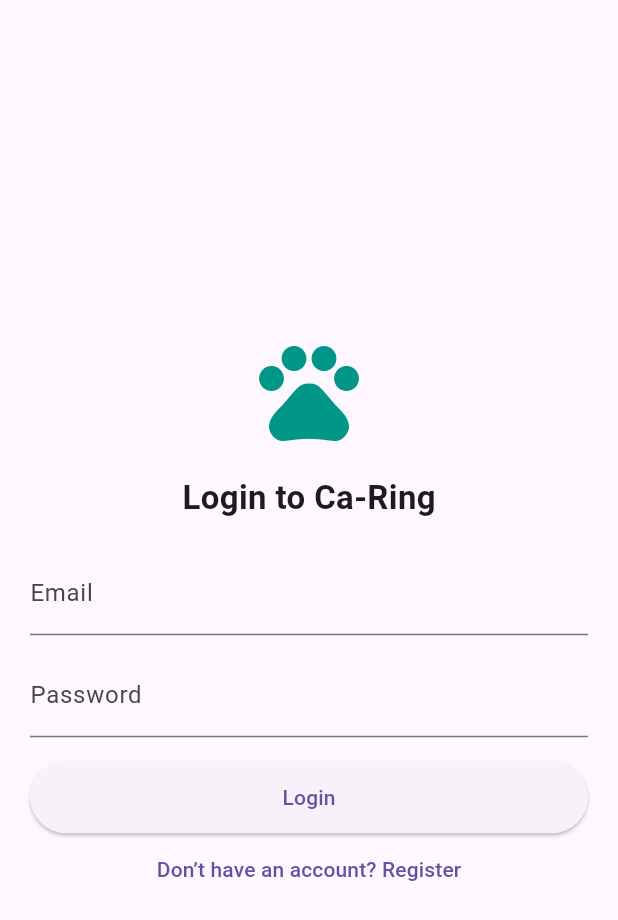
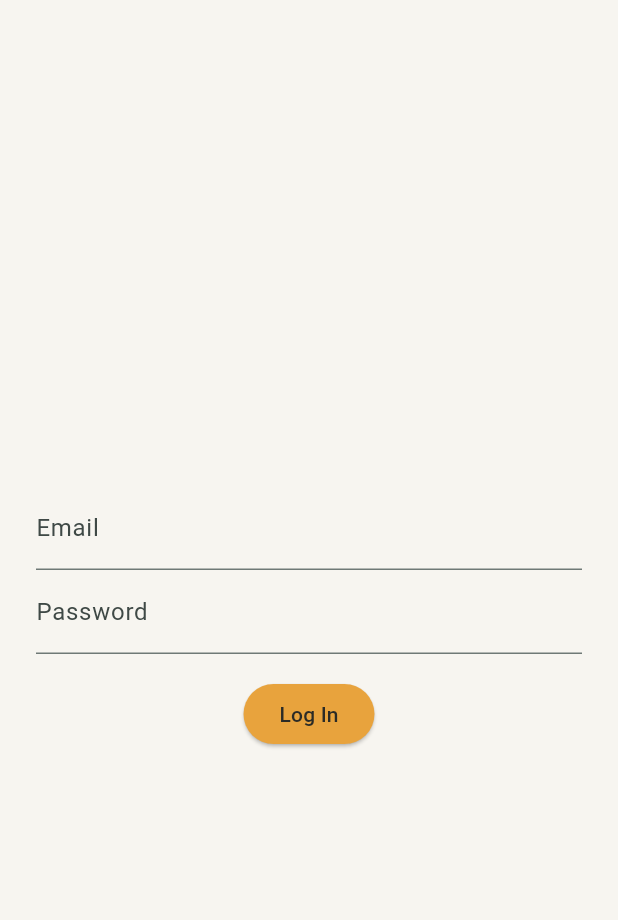
Before and after one commit to KingCelesto/ca_ring, a Flutter app: the screen it shows after launch, on a phone screen of 412 x 824 dp. Shown: the top 920 px of the screen. Run offline on Flutter 3.47's test engine with Material 3 defaults, Android fonts, the phone set to English and light mode, and no system bars; our stand-ins replace cloud_firestore, firebase_auth, firebase_core, firebase_storage, flutter_local_notifications, flutter_riverpod and 2 more; accounts and stored records are empty.

Commit message:
- Updated README.md with project roadmap and tech stack details. - Implemented routing with GoRouter in app_router.dart. - Created AuthRepository for Firebase authentication in auth_repository.dart. - Added auth providers for Riverpod in auth_providers.dart. - Developed LoginScreen for user login functionality. - Removed old login screen implementation. - Created PetsHomeScreen for displaying user's pets. - Updated main.dart to integrate Riverpod and routing. - Adjusted import paths in splash_screen.dart.

```diff
--- /dev/null
+++ b/lib/core/router/app_router.dart
@@ -0,0 +1,25 @@
+import 'package:flutter_riverpod/flutter_riverpod.dart';
+import 'package:go_router/go_router.dart';
+import '../../features/auth/providers/auth_providers.dart';
+import '../../screens/auth/login_screen.dart';
+import '../../screens/pets_home_screen.dart'; // we'll build this next
+
+final routerProvider = Provider<GoRouter>((ref) {
+  final authState = ref.watch(authStateProvider);
+
+  return GoRouter(
+    initialLocation: '/',
+    redirect: (context, state) {
+      final loggedIn = authState.value != null;
+      final loggingIn = state.matchedLocation == '/login';
+
+      if (!loggedIn && !loggingIn) return '/login';
+      if (loggedIn && loggingIn) return '/';
+      return null; // no redirect
+    },
+    routes: [
+      GoRoute(path: '/', builder: (context, state) => const PetsHomeScreen()),
+      GoRoute(path: '/login', builder: (context, state) => const LoginScreen()),
+    ],
+  );
+});
--- /dev/null
+++ b/lib/core/theme/app_theme.dart
@@ -0,0 +1,39 @@
+import 'package:flutter/material.dart';
+
+class AppColors {
+  static const pine = Color(0xFF2F5D53);
+  static const marigold = Color(0xFFE8A33D);
+  static const paper = Color(0xFFF7F5F0);
+  static const clay = Color(0xFFC1502E);
+  static const sage = Color(0xFF7A9471);
+  static const ink = Color(0xFF2B2B26);
+}
+
+class AppTheme {
+  static ThemeData light() {
+    final scheme = ColorScheme.fromSeed(
+      seedColor: AppColors.pine,
+      brightness: Brightness.light,
+      primary: AppColors.pine,
+      secondary: AppColors.marigold,
+      error: AppColors.clay,
+      surface: AppColors.paper,
+    );
+
+    return ThemeData(
+      useMaterial3: true,
+      colorScheme: scheme,
+      scaffoldBackgroundColor: AppColors.paper,
+      textTheme: Typography.englishLike2021.apply(
+        bodyColor: AppColors.ink,
+        displayColor: AppColors.ink,
+      ),
+      elevatedButtonTheme: ElevatedButtonThemeData(
+        style: ElevatedButton.styleFrom(
+          backgroundColor: AppColors.marigold,
+          foregroundColor: AppColors.ink,
+        ),
+      ),
+    );
+  }
+}
--- /dev/null
+++ b/lib/features/auth/providers/auth_providers.dart
@@ -0,0 +1,11 @@
+import 'package:flutter_riverpod/flutter_riverpod.dart';
+import 'package:firebase_auth/firebase_auth.dart';
+import '../data/auth_repository.dart';
+
+final authRepositoryProvider = Provider<AuthRepository>((ref) {
+  return AuthRepository(FirebaseAuth.instance);
+});
+
+final authStateProvider = StreamProvider<User?>((ref) {
+  return ref.watch(authRepositoryProvider).authStateChanges;
+});
--- a/lib/main.dart
+++ b/lib/main.dart
@@ -1,36 +1,38 @@
 import 'package:flutter/material.dart';
+import 'package:flutter_riverpod/flutter_riverpod.dart';
 import 'package:firebase_core/firebase_core.dart';
+
 import 'firebase_options.dart';
-import 'screens/splash_screen.dart';
-import 'package:flutter_local_notifications/flutter_local_notifications.dart';
-
-final FlutterLocalNotificationsPlugin flutterLocalNotificationsPlugin =
-    FlutterLocalNotificationsPlugin();
+import 'core/theme/app_theme.dart';
+import 'core/router/app_router.dart';
 
 void main() async {
+  // Required whenever you do async work (like Firebase) before runApp
   WidgetsFlutterBinding.ensureInitialized();
+
   await Firebase.initializeApp(
     options: DefaultFirebaseOptions.currentPlatform,
   );
 
-  var androidInit = const AndroidInitializationSettings('@mipmap/ic_launcher');
-  var initSettings = InitializationSettings(android: androidInit);
-  await flutterLocalNotificationsPlugin.initialize(
-    settings: initSettings,
+  runApp(
+    const ProviderScope(   // wraps the whole app so any widget can use Riverpod
+      child: MyApp(),
+    ),
   );
-  runApp(PetCareApp());
 }
 
-class PetCareApp extends StatelessWidget {
-  const PetCareApp({super.key});
+class MyApp extends ConsumerWidget {
+  const MyApp({super.key});
 
   @override
-  Widget build(BuildContext context) {
-    return MaterialApp(
-      title: 'PetCare Manager',
+  Widget build(BuildContext context, WidgetRef ref) {
+    final router = ref.watch(routerProvider);
+
+    return MaterialApp.router(
+      title: 'Pet Care Platform',
       debugShowCheckedModeBanner: false,
-      theme: ThemeData(primarySwatch: Colors.teal),
-      home: SplashScreen(),
+      theme: AppTheme.light(),
+      routerConfig: router,
     );
   }
 }
--- /dev/null
+++ b/lib/screens/auth/login_screen.dart
@@ -0,0 +1,63 @@
+import 'package:flutter/material.dart';
+import 'package:flutter_riverpod/flutter_riverpod.dart';
+import 'package:firebase_auth/firebase_auth.dart';
+import '../../features/auth/providers/auth_providers.dart';
+
+class LoginScreen extends ConsumerStatefulWidget {
+  const LoginScreen({super.key});
+  @override
+  ConsumerState<LoginScreen> createState() => _LoginScreenState();
+}
+
+class _LoginScreenState extends ConsumerState<LoginScreen> {
+  final _emailCtrl = TextEditingController();
+  final _passwordCtrl = TextEditingController();
+  bool _loading = false;
+  String? _error;
+
+  Future<void> _submit() async {
+    setState(() {
+      _loading = true;
+      _error = null;
+    });
+    try {
+      await ref.read(authRepositoryProvider).signIn(
+            _emailCtrl.text.trim(),
+            _passwordCtrl.text,
+          );
+      // No manual navigation needed — go_router's redirect (Step 4) handles it
+    } on FirebaseAuthException catch (e) {
+      setState(() => _error = e.message);
+    } finally {
+      setState(() => _loading = false);
+    }
+  }
+
+  @override
+  Widget build(BuildContext context) {
+    return Scaffold(
+      body: Padding(
+        padding: const EdgeInsets.all(24),
+        child: Column(
+          mainAxisAlignment: MainAxisAlignment.center,
+          children: [
+            TextField(
+                controller: _emailCtrl,
+                decoration: const InputDecoration(labelText: 'Email')),
+            TextField(
+                controller: _passwordCtrl,
+                obscureText: true,
+                decoration: const InputDecoration(labelText: 'Password')),
+            if (_error != null)
+              Text(_error!, style: const TextStyle(color: Colors.red)),
+            const SizedBox(height: 16),
+            _loading
+                ? const CircularProgressIndicator()
+                : ElevatedButton(
+                    onPressed: _submit, child: const Text('Log In')),
+          ],
+        ),
+      ),
+    );
+  }
+}
--- a/lib/screens/login_screen.dart
+++ /dev/null
@@ -1,81 +0,0 @@
-import 'package:flutter/material.dart';
-import 'package:firebase_auth/firebase_auth.dart';
-import 'register_screen.dart';
-import 'dashboard_screen.dart';
-
-class LoginScreen extends StatefulWidget {
-  const LoginScreen({super.key});
-
-  @override
-  State<LoginScreen> createState() => _LoginScreenState();
-}
-
-class _LoginScreenState extends State<LoginScreen> {
-  final email = TextEditingController();
-  final password = TextEditingController();
-  bool loading = false;
-  String? error;
-
-  Future<void> _login() async {
-    setState(() { loading = true; error = null; });
-    try {
-      await FirebaseAuth.instance.signInWithEmailAndPassword(
-        email: email.text.trim(),
-        password: password.text.trim(),
-      );
-      if (!mounted) return;
-      Navigator.pushReplacement(
-        context,
-        MaterialPageRoute(builder: (_) => const DashboardScreen()),
-      );
-    } on FirebaseAuthException catch (e) {
-      setState(() => error = e.message);
-    } catch (e) {
-      setState(() => error = 'Login failed: $e');
-    } finally {
-      if (mounted) setState(() => loading = false);
-    }
-  }
-
-  @override
-  Widget build(BuildContext context) {
-    return Scaffold(
-      body: SafeArea(
-        child: Padding(
-          padding: const EdgeInsets.all(20),
-          child: Center(
-            child: SingleChildScrollView(
-              child: Column(
-                children: [
-                  const Icon(Icons.pets, size: 80, color: Colors.teal),
-                  const SizedBox(height: 16),
-                  const Text('Login to Ca-Ring', style: TextStyle(fontSize: 22, fontWeight: FontWeight.w600)),
-                  const SizedBox(height: 20),
-                  TextField(controller: email, keyboardType: TextInputType.emailAddress, decoration: const InputDecoration(labelText: 'Email')),
-                  const SizedBox(height: 12),
-                  TextField(controller: password, obscureText: true, decoration: const InputDecoration(labelText: 'Password')),
-                  if (error != null) ...[
-                    const SizedBox(height: 12),
-                    Text(error!, style: const TextStyle(color: Colors.red)),
-                  ],
-                  const SizedBox(height: 16),
-                  ElevatedButton(
-                    onPressed: loading ? null : _login,
-                    style: ElevatedButton.styleFrom(minimumSize: const Size(double.infinity, 48)),
-                    child: loading ? const CircularProgressIndicator() : const Text('Login'),
-                  ),
-                  TextButton(
-                    onPressed: () {
-                      Navigator.push(context, MaterialPageRoute(builder: (_) => const RegisterScreen()));
-                    },
-                    child: const Text("Don’t have an account? Register"),
-                  ),
-                ],
-              ),
-            ),
-          ),
-        ),
-      ),
-    );
-  }
-}
--- a/lib/screens/splash_screen.dart
+++ b/lib/screens/splash_screen.dart
@@ -1,5 +1,5 @@
 import 'package:flutter/material.dart';
-import 'login_screen.dart';
+import 'auth/login_screen.dart';
 
 class SplashScreen extends StatefulWidget {
   const SplashScreen({super.key});
```
Also changed, not shown: lib/features/auth/data/auth_repository.dart (added, +19 -0 lines), lib/screens/pets_home_screen.dart (added, +17 -0 lines), 1 other file.
